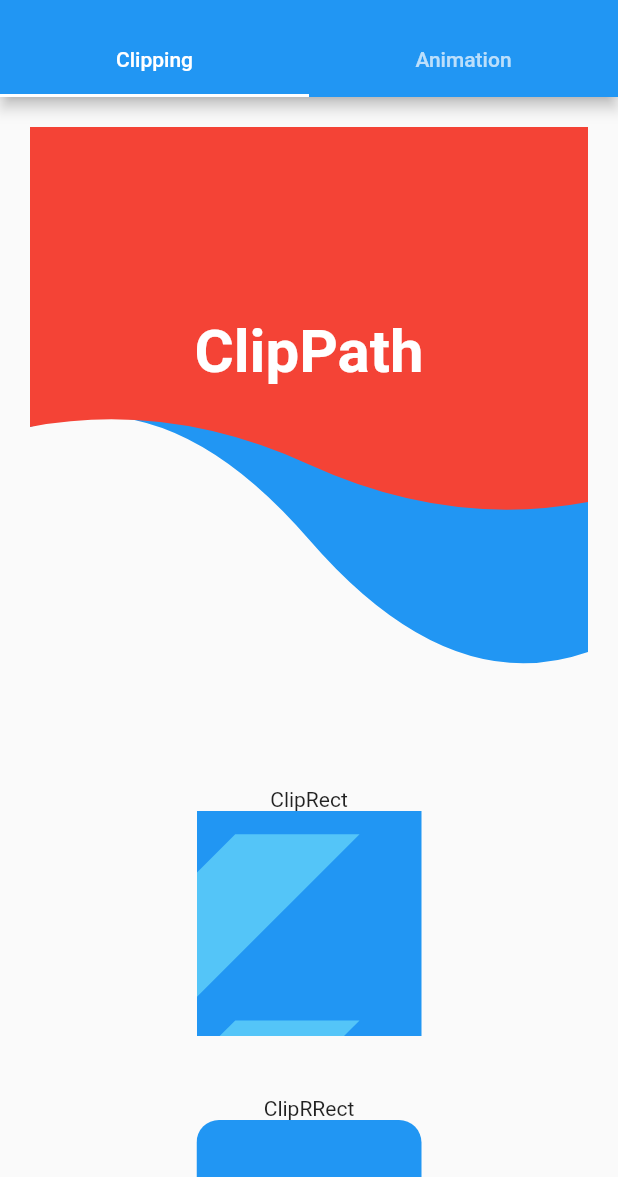
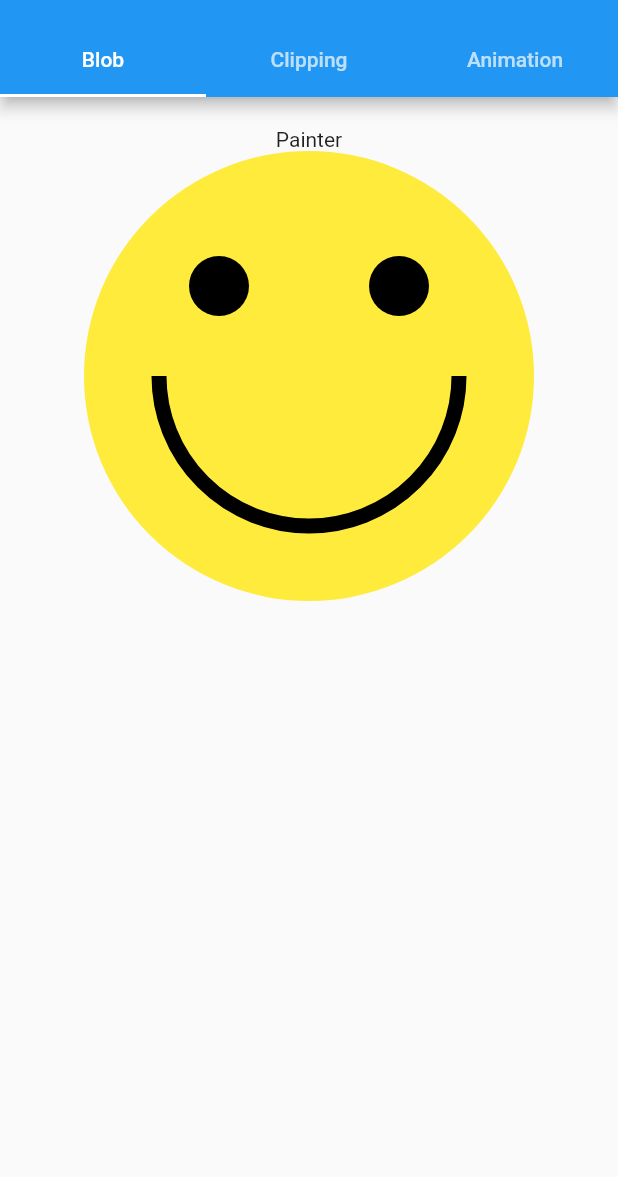
Before and after one commit to devmoonho/flutter_design, a Flutter app: the screen it shows after launch, on a phone screen of 412 x 824 dp, the part 59-1236 px from its top. Run offline on Flutter 3.47's test engine with Material 2 defaults, Android fonts, the phone set to English and light mode, and no system bars.

Commit message:
add patiner

```diff
--- /dev/null
+++ b/lib/pages/blob_page.dart
@@ -0,0 +1,28 @@
+import 'package:design/pages/widgets/blob/myblob.dart';
+import 'package:design/pages/widgets/blob/mypainter.dart';
+import 'package:flutter/material.dart';
+
+class BlobPage extends StatefulWidget {
+  @override
+  _BlobPageState createState() => _BlobPageState();
+}
+
+class _BlobPageState extends State<BlobPage> {
+  @override
+  Widget build(BuildContext context) {
+    return Scaffold(
+      body: SafeArea(
+        child: SingleChildScrollView(
+          physics: BouncingScrollPhysics(),
+          child: Column(
+            mainAxisAlignment: MainAxisAlignment.spaceBetween,
+            children: [
+              MyPainter(),
+              MyBlob(),
+            ].map((e) => Padding(padding: const EdgeInsets.all(20), child: e)).toList(),
+          ),
+        ),
+      ),
+    );
+  }
+}
--- a/lib/pages/tab_page.dart
+++ b/lib/pages/tab_page.dart
@@ -2,17 +2,21 @@ import 'package:design/pages/clipping_page.dart';
 import 'package:flutter/material.dart';
 
 import 'animation_page.dart';
+import 'blob_page.dart';
 
 class TabPage extends StatelessWidget {
   @override
   Widget build(BuildContext context) {
     return MaterialApp(
       home: DefaultTabController(
-        length: 2,
+        length: 3,
         child: Scaffold(
           appBar: AppBar(
             bottom: TabBar(
               tabs: [
+                Tab(
+                  child: Text('Blob'),
+                ),
                 Tab(
                   child: Text('Clipping'),
                 ),
@@ -25,6 +29,7 @@ class TabPage extends StatelessWidget {
           ),
           body: TabBarView(
             children: [
+              BlobPage(),
               ClippingPage(),
               AnimationPage(),
             ],
--- /dev/null
+++ b/lib/pages/widgets/blob/mypainter.dart
@@ -0,0 +1,52 @@
+import 'package:flutter/material.dart';
+import 'dart:math' as math;
+
+class MyPainter extends StatefulWidget {
+  @override
+  _MyPainterState createState() => _MyPainterState();
+}
+
+class _MyPainterState extends State<MyPainter> {
+  @override
+  Widget build(BuildContext context) {
+    return Column(
+      children: [
+        Text('Painter'),
+        Container(
+          height: 300,
+          child: CustomPaint(
+            painter: MyCustomPainter(),
+            child: Container(),
+          ),
+        ),
+      ],
+    );
+  }
+}
+
+class MyCustomPainter extends CustomPainter {
+  @override
+  void paint(Canvas canvas, Size size) {
+    // body
+    final center = Offset(size.width / 2, size.height / 2);
+    final radius = math.min(size.width, size.height) / 2;
+    final paint = Paint()..color = Colors.yellow;
+    canvas.drawCircle(center, radius, paint);
+
+    // mouth
+    final smailPaint = Paint()
+      ..style = PaintingStyle.stroke
+      ..strokeWidth = 10;
+
+    canvas.drawArc(Rect.fromCircle(center: center, radius: radius / 1.5), 0, math.pi, false, smailPaint);
+
+    // eyes
+    canvas.drawCircle(Offset(center.dx - radius / 2.5, center.dy - radius / 2.5), 20, Paint());
+    canvas.drawCircle(Offset(center.dx + radius / 2.5, center.dy - radius / 2.5), 20, Paint());
+  }
+
+  @override
+  bool shouldRepaint(covariant CustomPainter oldDelegate) {
+    return true;
+  }
+}
--- a/lib/pages/widgets/clipping/myclippath.dart
+++ b/lib/pages/widgets/clipping/myclippath.dart
@@ -8,7 +8,9 @@ class MyClipPath extends StatefulWidget {
 class _MyClipPathState extends State<MyClipPath> {
   @override
   Widget build(BuildContext context) {
-    return Stack(
+    return Column(
+      children: [
+        Stack(
           children: [
             ClipPath(
               clipper: MyClipper1(),
@@ -37,6 +39,8 @@ class _MyClipPathState extends State<MyClipPath> {
                   ),
                 ),
               ),
+            ),
+          ],
         ),
       ],
     );
```
Also changed, not shown: lib/pages/widgets/blob/myblob.dart (added, +13 -0 lines). Lines whose indentation alone changed are shown as unchanged.
